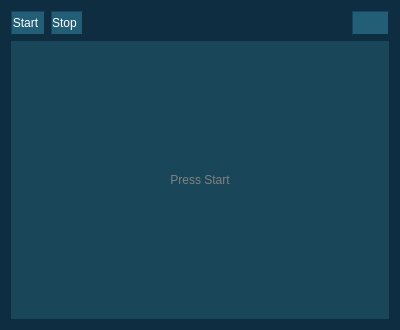
First picture: the form in source/plugins/mdesktop/main_ui.ui, repository 5l1v3r1/Moderat, before the edit.
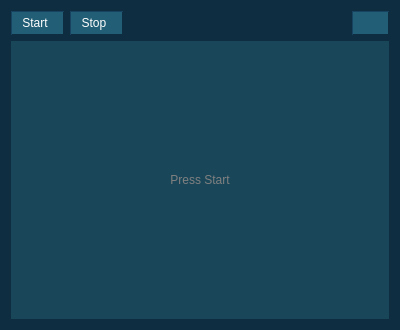
Second picture: the form after the edit. Icons and pictures are not drawn.

Diff of the .ui file:
```diff
--- a/source/plugins/mdesktop/main_ui.ui
+++ b/source/plugins/mdesktop/main_ui.ui
@@ -35,7 +35,7 @@
     <widget class="QPushButton" name="startStreamingButton">
      <property name="minimumSize">
       <size>
-       <width>0</width>
+       <width>53</width>
        <height>24</height>
       </size>
      </property>
@@ -80,7 +80,7 @@
     <widget class="QPushButton" name="stopStreamingButton">
      <property name="minimumSize">
       <size>
-       <width>0</width>
+       <width>53</width>
        <height>24</height>
       </size>
      </property>
```
